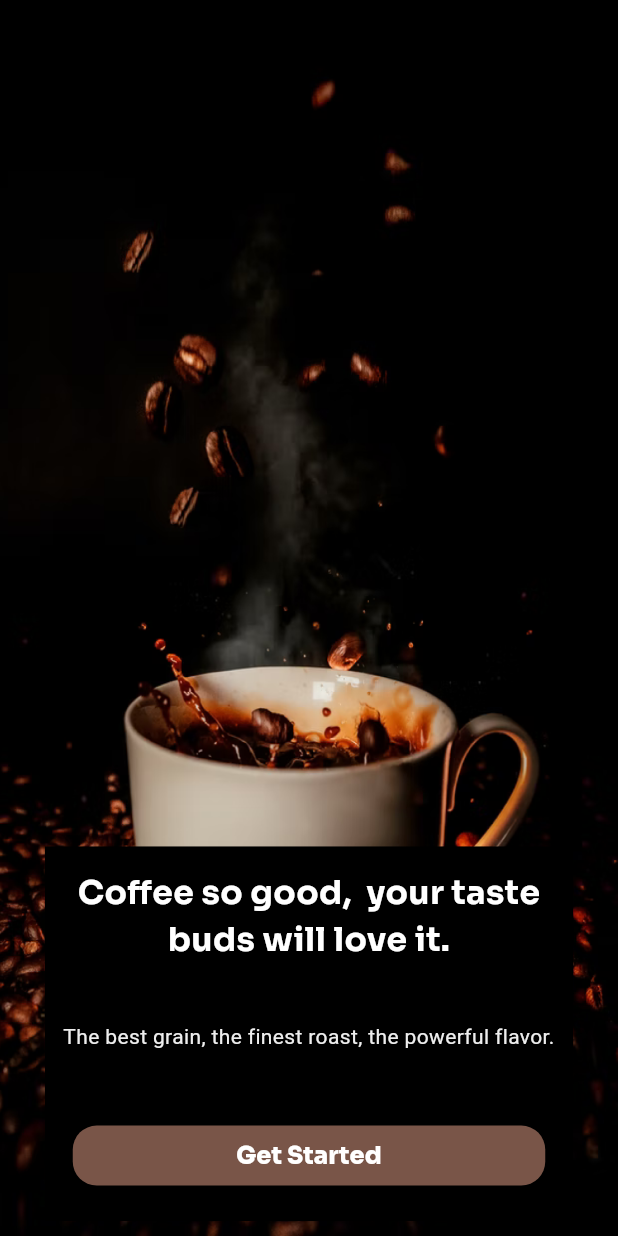
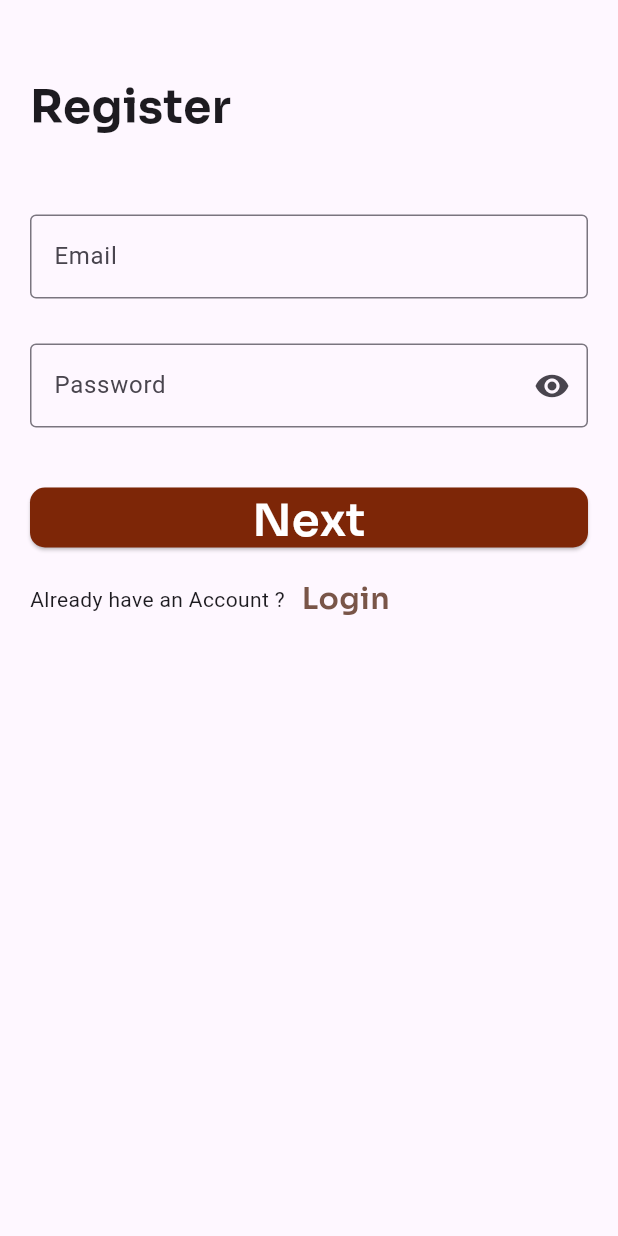
Before and after one commit to DataWhisperer10/coffeeApp, a Flutter app: the screen it shows after launch, on a phone screen of 412 x 824 dp. Run offline on Flutter 3.47's test engine with Material 3 defaults, Android fonts, the phone set to English and light mode, and no system bars; our stand-ins replace google_fonts.

Commit message:
added the register screen 1 and 2

```diff
--- a/lib/main.dart
+++ b/lib/main.dart
@@ -1,4 +1,4 @@
-import 'package:coffee/screens/splash_screen.dart';
+import 'package:coffee/screens/register_screen_1.dart';
 import 'package:flutter/material.dart';
 
 void main() {
@@ -33,7 +33,7 @@ class MyApp extends StatelessWidget {
         colorScheme: ColorScheme.fromSeed(seedColor: Colors.deepPurple),
         useMaterial3: true,
       ),
-      home: const SplashScreen(),
+      home: const RegisterScreen1(),
     );
   }
 }
--- a/lib/screens/item_details.dart
+++ b/lib/screens/item_details.dart
@@ -24,7 +24,7 @@ class _ItemDetailsState extends State<ItemDetails> {
       appBar: AppBar(
         leading: IconButton(
             onPressed: () {},
-            icon: Icon(
+            icon: const Icon(
               Icons.arrow_back_ios_new_rounded,
               color: Colors.black,
             )),
--- a/lib/screens/onboarding_screen.dart
+++ b/lib/screens/onboarding_screen.dart
@@ -1,4 +1,4 @@
-import 'package:coffee/screens/item_details.dart';
+import 'package:coffee/screens/register_screen_1.dart';
 import 'package:flutter/material.dart';
 import 'package:google_fonts/google_fonts.dart';
 
@@ -69,7 +69,7 @@ class _OnBoardingScreenState extends State<OnBoardingScreen> {
                           Navigator.pushReplacement(
                             context,
                             MaterialPageRoute(
-                              builder: ((context) => const ItemDetails()),
+                              builder: ((context) => const RegisterScreen1()),
                             ),
                           );
                         },
--- /dev/null
+++ b/lib/screens/register_screen_1.dart
@@ -0,0 +1,138 @@
+import 'package:coffee/screens/register_screen_2.dart';
+import 'package:flutter/material.dart';
+import 'package:google_fonts/google_fonts.dart';
+
+class RegisterScreen1 extends StatefulWidget {
+  const RegisterScreen1({super.key});
+
+  @override
+  State<RegisterScreen1> createState() => _RegisterScreen1State();
+}
+
+class _RegisterScreen1State extends State<RegisterScreen1> {
+  TextEditingController emailController = TextEditingController();
+  TextEditingController passwordController = TextEditingController();
+
+  @override
+  Widget build(BuildContext context) {
+    return Scaffold(
+      body: Padding(
+        padding: const EdgeInsets.symmetric(
+          horizontal: 20.0,
+        ),
+        child: SafeArea(
+          child: Column(
+            mainAxisAlignment: MainAxisAlignment.start,
+            crossAxisAlignment: CrossAxisAlignment.start,
+            children: [
+              Container(
+                child: Column(
+                  mainAxisAlignment: MainAxisAlignment.start,
+                  crossAxisAlignment: CrossAxisAlignment.start,
+                  children: [
+                    const SizedBox(
+                      height: 50,
+                    ),
+                    Text(
+                      "Register",
+                      textAlign: TextAlign.left,
+                      style: GoogleFonts.sora(
+                          fontSize: 30, fontWeight: FontWeight.bold),
+                    ),
+                    const SizedBox(
+                      height: 50,
+                    ),
+                    TextField(
+                      controller: emailController,
+                      decoration: const InputDecoration(
+                          border: OutlineInputBorder(),
+                          labelText: "Email",
+                          hintText: "example@example.com"),
+                    ),
+                    const SizedBox(
+                      height: 30,
+                    ),
+                    TextField(
+                      obscureText: true,
+                      controller: passwordController,
+                      decoration: const InputDecoration(
+                          border: OutlineInputBorder(),
+                          labelText: "Password",
+                          hintText: "Abc@123d",
+                          suffixIcon: Icon(
+                            Icons.remove_red_eye_rounded,
+                          )),
+                    ),
+                    const SizedBox(
+                      height: 40,
+                    ),
+                    Container(
+                      height: 40,
+                      width: double.infinity,
+                      child: ElevatedButton(
+                          style: ButtonStyle(
+                            backgroundColor: MaterialStateProperty.all<Color>(
+                                Color.fromARGB(255, 125, 38,
+                                    7)), // Set brown background color
+                            maximumSize: MaterialStateProperty.all<Size>(
+                                Size.fromWidth(double.infinity)),
+                            shape: MaterialStateProperty.all<
+                                RoundedRectangleBorder>(
+                              RoundedRectangleBorder(
+                                borderRadius: BorderRadius.circular(
+                                    10.0), // Add optional rounded corners
+                              ),
+                            ),
+                          ),
+                          onPressed: () {
+                            Navigator.push(
+                                context,
+                                MaterialPageRoute(
+                                    builder: (context) =>
+                                        const RegisterScreen2()));
+                          },
+                          child: Center(
+                            child: Text(
+                              "Next",
+                              style: GoogleFonts.sora(
+                                  fontSize: 30,
+                                  fontWeight: FontWeight.w600,
+                                  color: Colors.white),
+                            ),
+                          )),
+                    ),
+                    const SizedBox(
+                      height: 20,
+                    ),
+                    Row(
+                      children: [
+                        Text(
+                          "Already have an Account ?   ",
+                        ),
+                        InkWell(
+                          onTap: () {
+                            Navigator.push(
+                                context,
+                                MaterialPageRoute(
+                                    builder: (context) => const LoginScreen()));
+                          },
+                          child: Text(
+                            "Login",
+                            style: GoogleFonts.sora(
+                                color: Colors.brown,
+                                fontSize: 20,
+                                fontWeight: FontWeight.w600),
+                          ),
+                        )
+                      ],
+                    )
+                  ],
+                ),
+              ),
+            ],
+          ),
+        ),
+      ),
+    );
+  }
+}
```
Also changed, not shown: lib/screens/register_screen_2.dart (added, +92 -0 lines).
